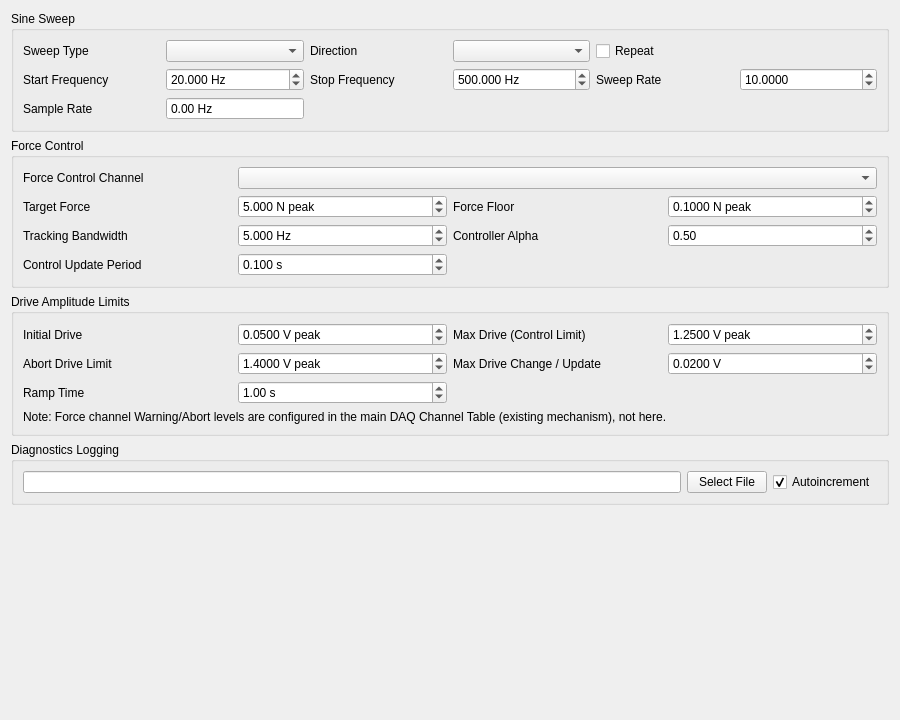
First picture: the form in components/sine_force_control_definition.ui, repository uxmjo/rattlesnake-vibration-controller, before the edit.
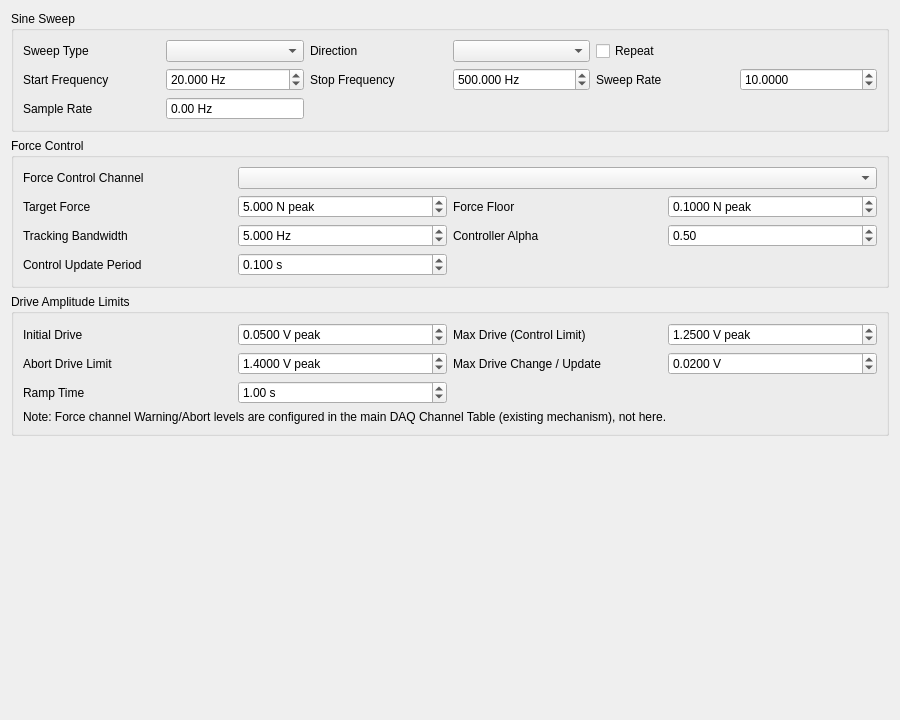
Second picture: the form after the edit.

Commit message: kleiner fehler in GUI behoben

```diff
--- a/components/sine_force_control_definition.ui
+++ b/components/sine_force_control_definition.ui
@@ -497,45 +497,6 @@
      </layout>
     </widget>
    </item>
-   <item>
-    <widget class="QGroupBox" name="logging_groupbox">
-     <property name="title">
-      <string>Diagnostics Logging</string>
-     </property>
-     <layout class="QHBoxLayout" name="logging_layout">
-      <item>
-       <widget class="QLineEdit" name="data_file_selector">
-        <property name="toolTip">
-         <string>NetCDF file in which controller diagnostics (frequency, target/measured force, drive amplitude, status) will be logged.</string>
-        </property>
-        <property name="readOnly">
-         <bool>true</bool>
-        </property>
-       </widget>
-      </item>
-      <item>
-       <widget class="QPushButton" name="select_file_button">
-        <property name="text">
-         <string>Select File</string>
-        </property>
-       </widget>
-      </item>
-      <item>
-       <widget class="QCheckBox" name="autoincrement_checkbox">
-        <property name="toolTip">
-         <string>Automatically append an incrementing index to the file name to avoid overwriting previous data.</string>
-        </property>
-        <property name="text">
-         <string>Autoincrement</string>
-        </property>
-        <property name="checked">
-         <bool>true</bool>
-        </property>
-       </widget>
-      </item>
-     </layout>
-    </widget>
-   </item>
    <item>
     <spacer name="definition_spacer">
      <property name="orientation">
```
The commit also changes 2 other files.
